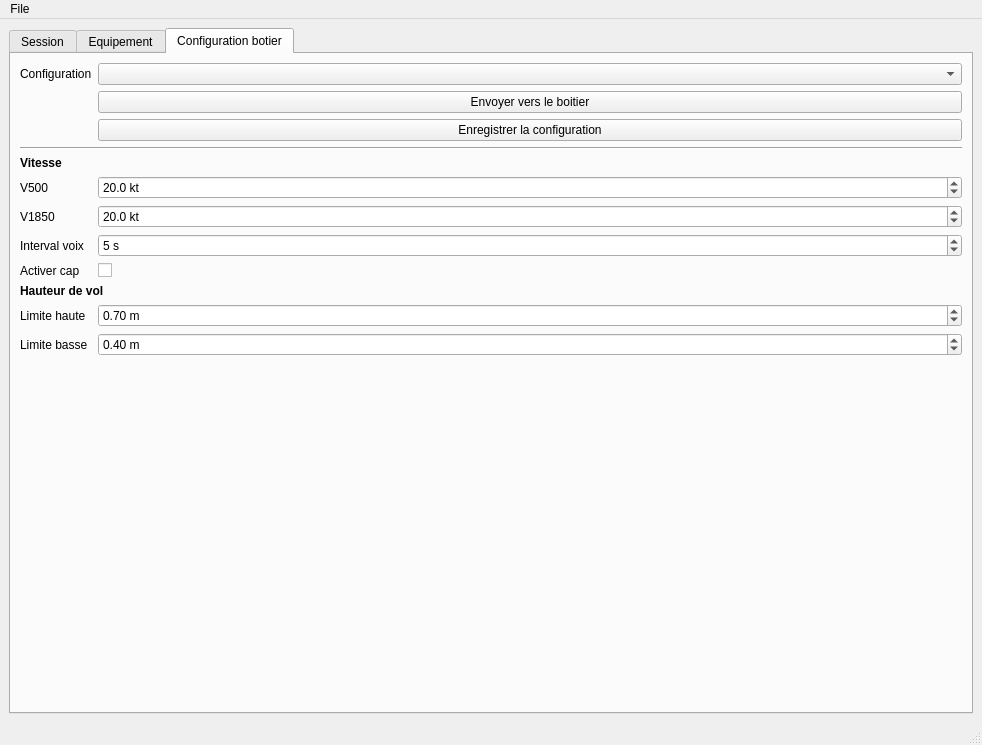
ThomasLeMezo/seafoil-tools, file seafoil-log-analyzer/ui/main_window.ui: the form before one commit.
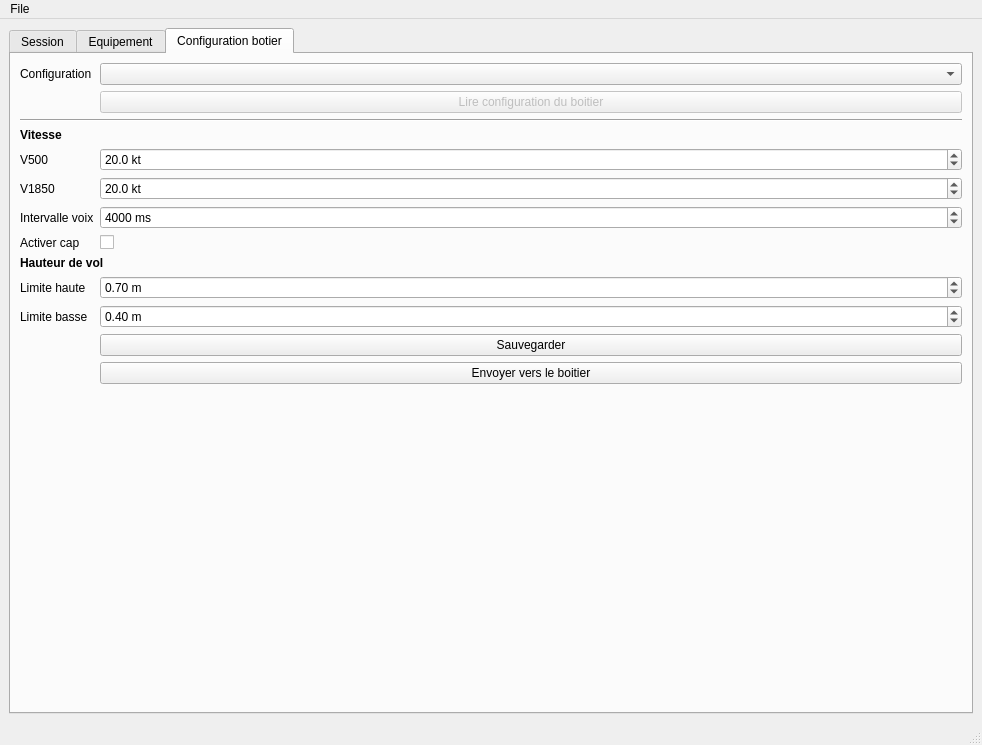
The form after the commit. The open tabs and pages were chosen to show the change.

The edit to the form file:
```diff
--- a/seafoil-log-analyzer/ui/main_window.ui
+++ b/seafoil-log-analyzer/ui/main_window.ui
@@ -88,9 +88,38 @@
          </widget>
         </item>
         <item row="0" column="1">
-         <widget class="QComboBox" name="comboBox"/>
+         <widget class="QComboBox" name="comboBox_configuration_list"/>
+        </item>
+        <item row="3" column="1">
+         <widget class="QPushButton" name="pushButton_read_config">
+          <property name="enabled">
+           <bool>false</bool>
+          </property>
+          <property name="text">
+           <string>Lire configuration du boitier</string>
+          </property>
+         </widget>
         </item>
         <item row="4" column="0" colspan="2">
+         <widget class="Line" name="line">
+          <property name="sizePolicy">
+           <sizepolicy hsizetype="Minimum" vsizetype="Minimum">
+            <horstretch>0</horstretch>
+            <verstretch>0</verstretch>
+           </sizepolicy>
+          </property>
+          <property name="minimumSize">
+           <size>
+            <width>100</width>
+            <height>0</height>
+           </size>
+          </property>
+          <property name="orientation">
+           <enum>Qt::Horizontal</enum>
+          </property>
+         </widget>
+        </item>
+        <item row="5" column="0" colspan="2">
          <widget class="QLabel" name="label_7">
           <property name="font">
            <font>
@@ -109,15 +138,15 @@
           </property>
          </widget>
         </item>
-        <item row="5" column="0">
+        <item row="6" column="0">
          <widget class="QLabel" name="label_2">
           <property name="text">
            <string>V500</string>
           </property>
          </widget>
         </item>
-        <item row="5" column="1">
-         <widget class="QDoubleSpinBox" name="doubleSpinBox">
+        <item row="6" column="1">
+         <widget class="QDoubleSpinBox" name="doubleSpinBox_v500">
           <property name="suffix">
            <string> kt</string>
           </property>
@@ -132,15 +161,15 @@
           </property>
          </widget>
         </item>
-        <item row="6" column="0">
+        <item row="7" column="0">
          <widget class="QLabel" name="label_3">
           <property name="text">
            <string>V1850</string>
           </property>
          </widget>
         </item>
-        <item row="6" column="1">
-         <widget class="QDoubleSpinBox" name="doubleSpinBox_2">
+        <item row="7" column="1">
+         <widget class="QDoubleSpinBox" name="doubleSpinBox_v1850">
           <property name="suffix">
            <string> kt</string>
           </property>
@@ -155,7 +184,47 @@
           </property>
          </widget>
         </item>
-        <item row="9" column="0" colspan="2">
+        <item row="8" column="0">
+         <widget class="QLabel" name="label_8">
+          <property name="text">
+           <string>Intervalle voix</string>
+          </property>
+         </widget>
+        </item>
+        <item row="8" column="1">
+         <widget class="QSpinBox" name="spinBox_voice_interval">
+          <property name="suffix">
+           <string> ms</string>
+          </property>
+          <property name="minimum">
+           <number>2000</number>
+          </property>
+          <property name="maximum">
+           <number>6000</number>
+          </property>
+          <property name="singleStep">
+           <number>100</number>
+          </property>
+          <property name="value">
+           <number>4000</number>
+          </property>
+         </widget>
+        </item>
+        <item row="9" column="0">
+         <widget class="QLabel" name="label_9">
+          <property name="text">
+           <string>Activer cap</string>
+          </property>
+         </widget>
+        </item>
+        <item row="9" column="1">
+         <widget class="QCheckBox" name="checkBox_enable_heading">
+          <property name="text">
+           <string/>
+          </property>
+         </widget>
+        </item>
+        <item row="10" column="0" colspan="2">
          <widget class="QLabel" name="label_6">
           <property name="font">
            <font>
@@ -168,15 +237,15 @@
           </property>
          </widget>
         </item>
-        <item row="10" column="0">
+        <item row="11" column="0">
          <widget class="QLabel" name="label_4">
           <property name="text">
            <string>Limite haute</string>
           </property>
          </widget>
         </item>
-        <item row="10" column="1">
-         <widget class="QDoubleSpinBox" name="doubleSpinBox_4">
+        <item row="11" column="1">
+         <widget class="QDoubleSpinBox" name="doubleSpinBox_height_too_high">
           <property name="suffix">
            <string> m</string>
           </property>
@@ -191,15 +260,15 @@
           </property>
          </widget>
         </item>
-        <item row="11" column="0">
+        <item row="12" column="0">
          <widget class="QLabel" name="label_5">
           <property name="text">
            <string>Limite basse</string>
           </property>
          </widget>
         </item>
-        <item row="11" column="1">
-         <widget class="QDoubleSpinBox" name="doubleSpinBox_3">
+        <item row="12" column="1">
+         <widget class="QDoubleSpinBox" name="doubleSpinBox_height_high">
           <property name="suffix">
            <string> m</string>
           </property>
@@ -214,76 +283,20 @@
           </property>
          </widget>
         </item>
-        <item row="3" column="0" colspan="2">
-         <widget class="Line" name="line">
-          <property name="sizePolicy">
-           <sizepolicy hsizetype="Minimum" vsizetype="Minimum">
-            <horstretch>0</horstretch>
-            <verstretch>0</verstretch>
-           </sizepolicy>
-          </property>
-          <property name="minimumSize">
-           <size>
-            <width>100</width>
-            <height>0</height>
-           </size>
-          </property>
-          <property name="orientation">
-           <enum>Qt::Horizontal</enum>
+        <item row="13" column="1">
+         <widget class="QPushButton" name="pushButton_save_config">
+          <property name="text">
+           <string>Sauvegarder</string>
           </property>
          </widget>
         </item>
-        <item row="1" column="1">
-         <widget class="QPushButton" name="pushButton">
+        <item row="14" column="1">
+         <widget class="QPushButton" name="pushButton_send_config">
           <property name="text">
            <string>Envoyer vers le boitier</string>
           </property>
          </widget>
         </item>
-        <item row="2" column="1">
-         <widget class="QPushButton" name="pushButton_2">
-          <property name="text">
-           <string>Enregistrer la configuration</string>
-          </property>
-         </widget>
-        </item>
-        <item row="7" column="0">
-         <widget class="QLabel" name="label_8">
-          <property name="text">
-           <string>Interval voix</string>
-          </property>
-         </widget>
-        </item>
-        <item row="7" column="1">
-         <widget class="QSpinBox" name="spinBox">
-          <property name="suffix">
-           <string> s</string>
-          </property>
-          <property name="minimum">
-           <number>2</number>
-          </property>
-          <property name="maximum">
-           <number>6</number>
-          </property>
-          <property name="value">
-           <number>5</number>
-          </property>
-         </widget>
-        </item>
-        <item row="8" column="0">
-         <widget class="QLabel" name="label_9">
-          <property name="text">
-           <string>Activer cap</string>
-          </property>
-         </widget>
-        </item>
-        <item row="8" column="1">
-         <widget class="QCheckBox" name="checkBox">
-          <property name="text">
-           <string/>
-          </property>
-         </widget>
-        </item>
        </layout>
       </widget>
      </widget>
```
Left out of the diff: 2 changed lines with no effect on the pictures.
